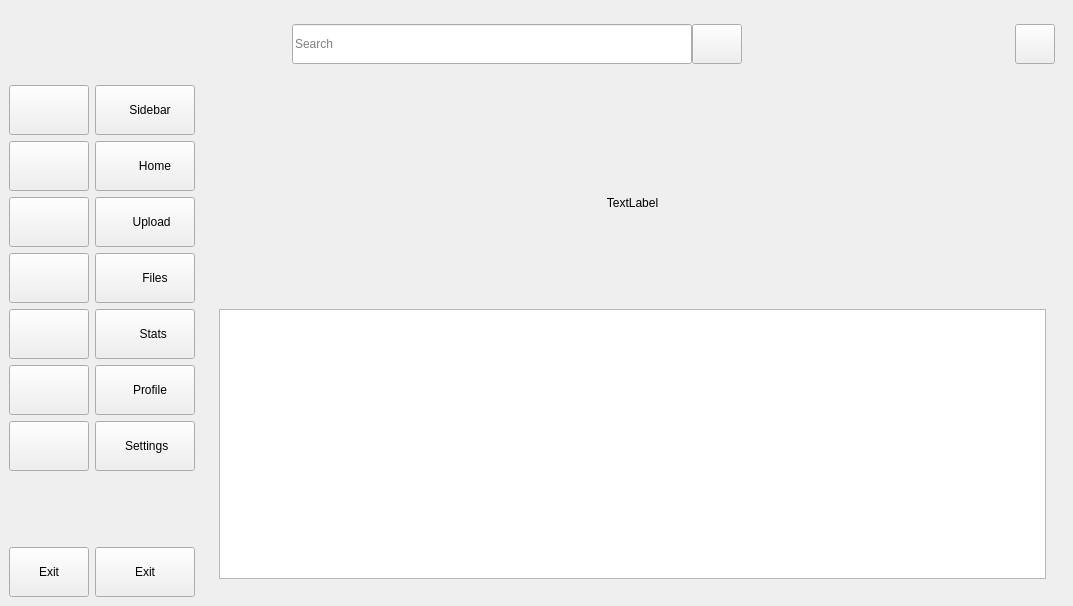
The window that financial_app_ui.ui (Ulaaka/MoneyApp) describes before a commit, drawn with Qt 5.
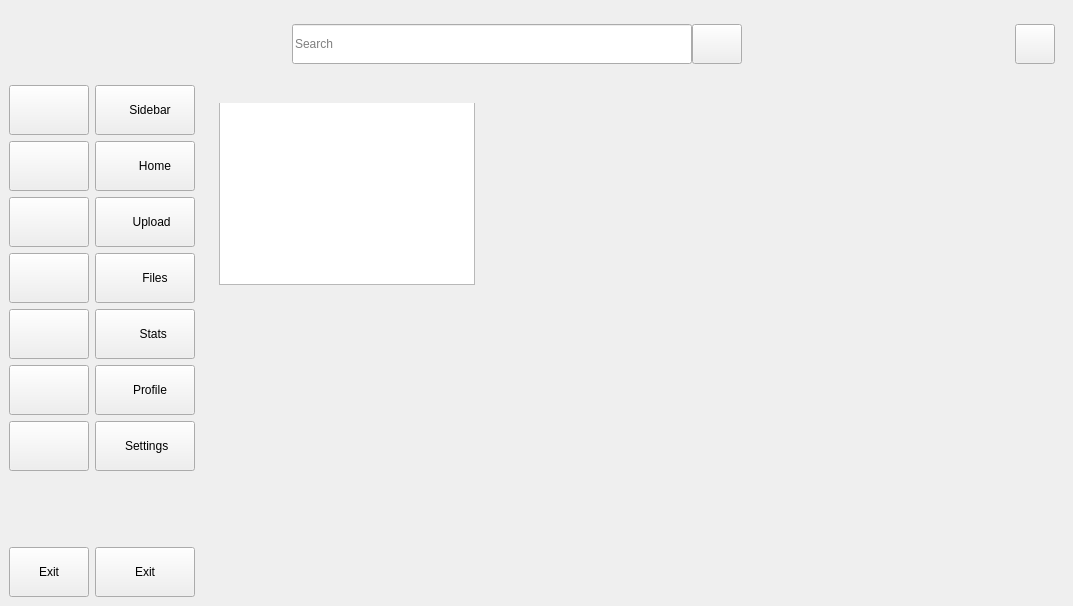
The same window after the commit. The open tabs and pages were chosen to show the change. Icons and pictures are not drawn.

Diff of the .ui file:
```diff
--- a/financial_app_ui.ui
+++ b/financial_app_ui.ui
@@ -739,18 +739,19 @@
             <widget class="QWidget" name="home_page">
              <layout class="QVBoxLayout" name="verticalLayout_4">
               <item>
-               <widget class="QWidget" name="no_account_widget" native="true">
+               <widget class="QStackedWidget" name="home_stacked">
+                <widget class="QWidget" name="no_account_page">
+                 <layout class="QVBoxLayout" name="verticalLayout_6">
+                  <item>
+                   <widget class="QLabel" name="no_account_label">
                 <property name="minimumSize">
                  <size>
                   <width>200</width>
                   <height>200</height>
                  </size>
                 </property>
-                <layout class="QVBoxLayout" name="verticalLayout_6">
-                 <item>
-                  <widget class="QLabel" name="no_account_label">
                    <property name="text">
-                    <string>TextLabel</string>
+                     <string>Select Account To View Transactions</string>
                    </property>
                    <property name="alignment">
                     <set>Qt::AlignmentFlag::AlignCenter</set>
@@ -759,9 +760,19 @@
                  </item>
                 </layout>
                </widget>
-              </item>
-              <item>
-               <widget class="QTableView" name="tableView"/>
+                <widget class="QWidget" name="table_page">
+                 <widget class="QTableWidget" name="tableWidget">
+                  <property name="geometry">
+                   <rect>
+                    <x>0</x>
+                    <y>-10</y>
+                    <width>256</width>
+                    <height>192</height>
+                   </rect>
+                  </property>
+                 </widget>
+                </widget>
+               </widget>
               </item>
              </layout>
             </widget>
```
Lines whose indentation alone changed are shown as unchanged.
